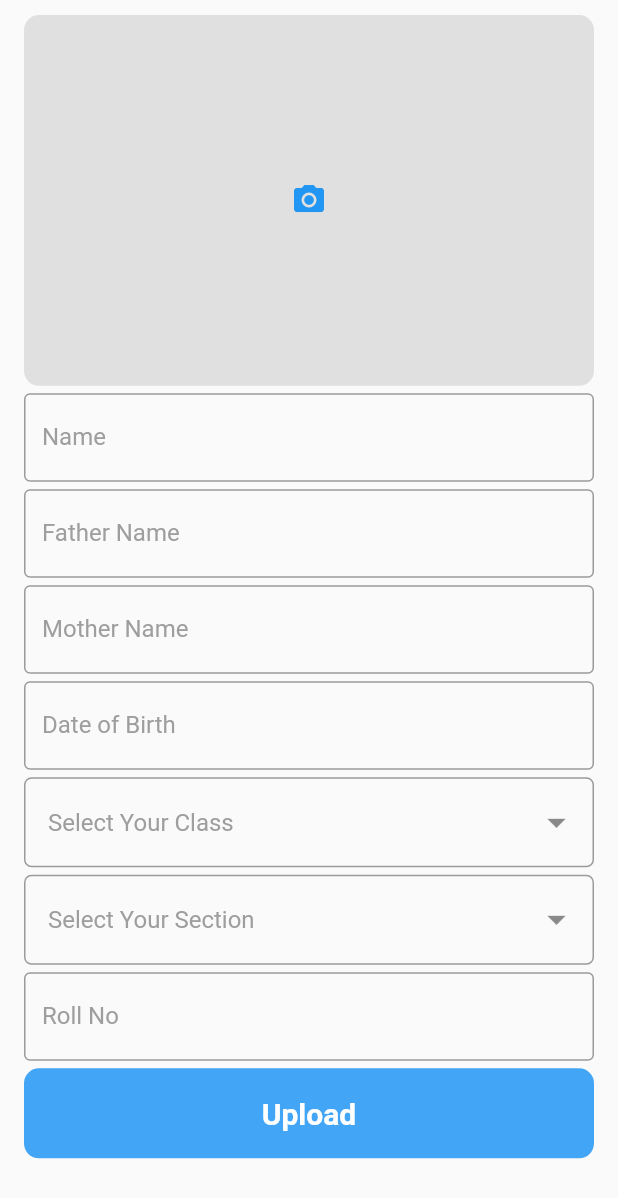
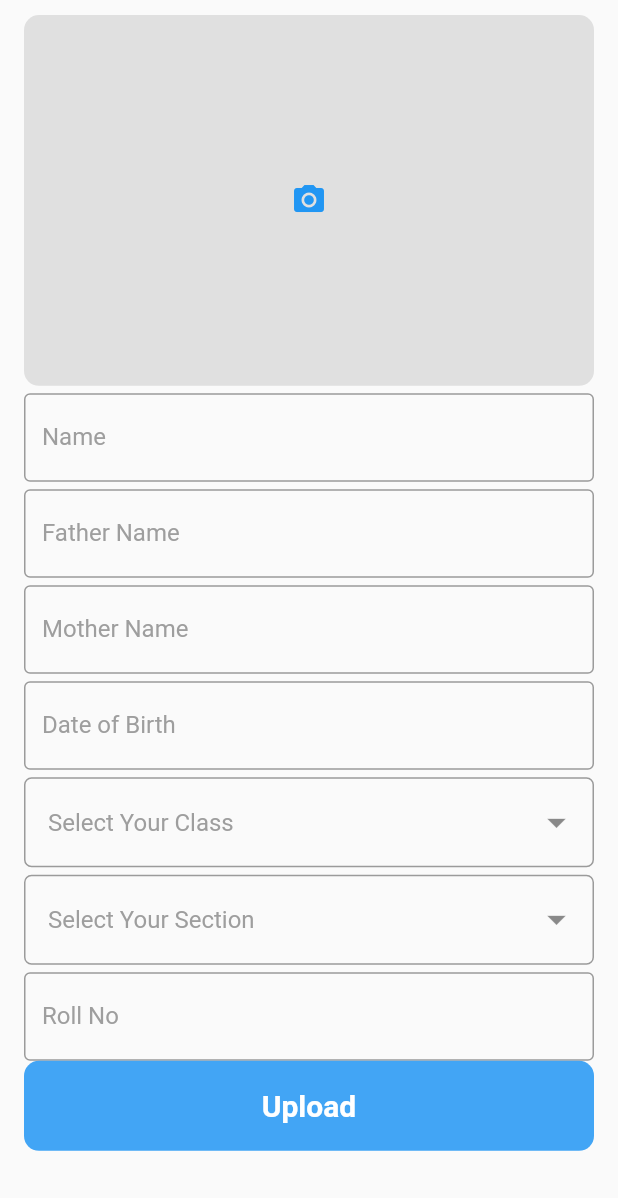
Before and after one commit to Borhan-BAIUST/Student-data, a Flutter app: the screen it shows after launch, on a phone screen of 412 x 824 dp. Shown: the top 1198 px of the screen. Run offline on Flutter 3.47's test engine with Material 2 defaults, Android fonts, the phone set to English and light mode, and no system bars; our stand-ins replace dropdown_button2, image_picker.

Commit message:
delete size box

```diff
--- a/lib/screens/home_screen.dart
+++ b/lib/screens/home_screen.dart
@@ -334,7 +334,6 @@ class _HomeScreenState extends State<HomeScreen> {
                   ),
                 ],
               )),
-              const SizedBox(height: 5,),
               GestureDetector(
                 onTap: () async{
                   if(_formkey.currentState!.validate()){
```
